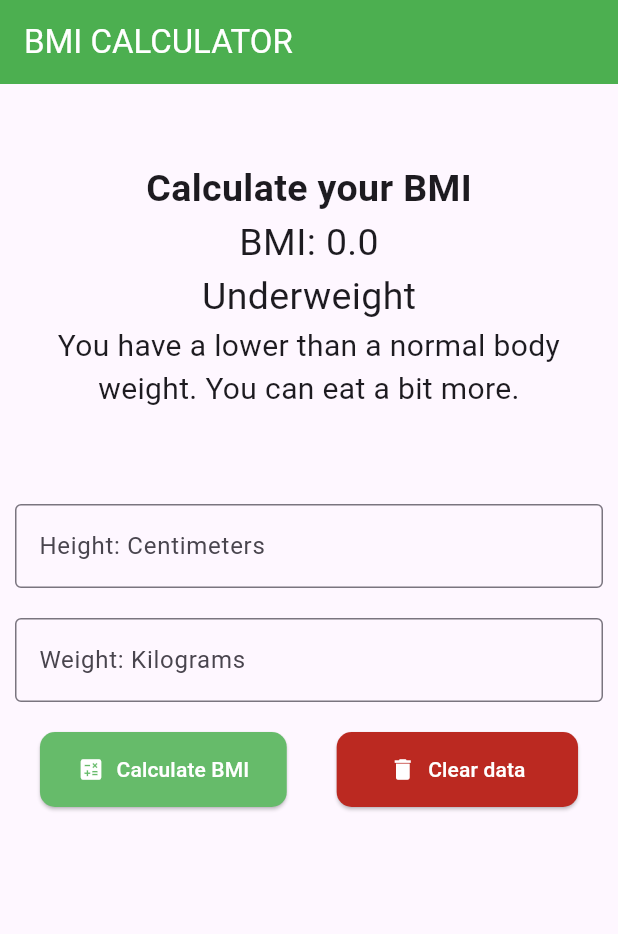
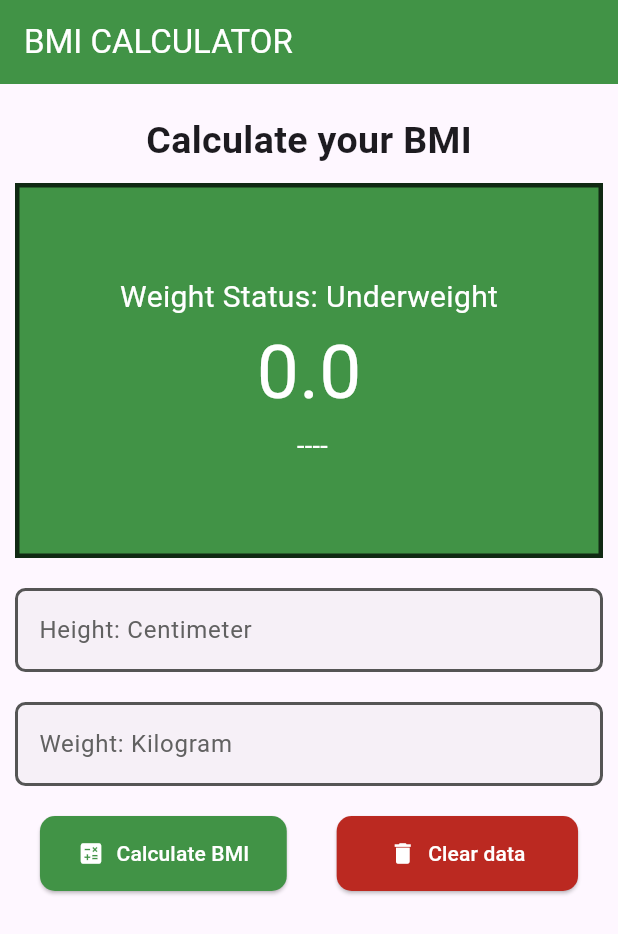
Before and after one commit to jc-lulu/BMI-CALCULATOR, a Flutter app: the screen it shows after launch, on a phone screen of 412 x 824 dp. Shown: the top 934 px of the screen. Run offline on Flutter 3.47's test engine with Material 3 defaults, Android fonts, the phone set to English and light mode, and no system bars; our stand-ins replace shared_preferences; Roboto replaces fonts that are missing (italic).

Commit message:
UI-Modified

```diff
--- a/lib/main.dart
+++ b/lib/main.dart
@@ -11,6 +11,7 @@ class MyApp extends StatelessWidget {
   @override
   Widget build(BuildContext context) {
     return MaterialApp(
+      debugShowCheckedModeBanner: false,
       title: 'BMI Calculator',
       theme: ThemeData(
         colorScheme: ColorScheme.fromSeed(seedColor: Colors.deepPurple),
@@ -34,8 +35,7 @@ class _MyHomePageState extends State<MyHomePage> {
   final TextEditingController _weightController = TextEditingController();
   double bmi = 0.00;
   String weightStatus = "Underweight";
-  String bmiMessage =
-      "You have a lower than a normal body weight. You can eat a bit more.";
+  String bmiMessage = " ---- ";
 
   @override
   void initState() {
@@ -60,7 +60,7 @@ class _MyHomePageState extends State<MyHomePage> {
         bmi = double.parse((weight / (heightM * heightM)).toStringAsFixed(2));
         // Calculate BMI
 
-        if (bmi < 18.5) {
+        if (bmi < 18.5 && bmi != 0) {
           weightStatus = "Underweight";
           bmiMessage =
               "You have a lower than a normal body weight. You can eat a bit more.";
@@ -98,8 +98,7 @@ class _MyHomePageState extends State<MyHomePage> {
     setState(() {
       bmi = prefs.getDouble('bmi') ?? 0.00;
       weightStatus = prefs.getString('weightStatus') ?? "Underweight";
-      bmiMessage = prefs.getString('bmiMessage') ??
-          "You have a lower than a normal body weight. You can eat a bit more.";
+      bmiMessage = prefs.getString('bmiMessage') ?? " ---- ";
 
       ScaffoldMessenger.of(context).showSnackBar(
           const SnackBar(content: Text('Data cleared successfully')));
@@ -111,8 +110,7 @@ class _MyHomePageState extends State<MyHomePage> {
     setState(() {
       bmi = prefs.getDouble('bmi') ?? 0.00;
       weightStatus = prefs.getString('weightStatus') ?? "Underweight";
-      bmiMessage = prefs.getString('bmiMessage') ??
-          "You have a lower than a normal body weight. You can eat a bit more.";
+      bmiMessage = prefs.getString('bmiMessage') ?? " ---- ";
     });
   }
 
@@ -120,41 +118,63 @@ class _MyHomePageState extends State<MyHomePage> {
   Widget build(BuildContext context) {
     return Scaffold(
       appBar: AppBar(
+        // leading: Image.asset('../images/bmi.jpg'),
         title: const Text("BMI CALCULATOR"),
         foregroundColor: Colors.white,
-        backgroundColor: Colors.green[500],
+        backgroundColor: Color.fromARGB(255, 65, 147, 70),
       ),
       body: Center(
         child: Form(
           key: _formKey,
           child: Column(
             children: [
+              const SizedBox(
+                height: 20,
+              ),
+              const Text(
+                "Calculate your BMI",
+                style: TextStyle(fontSize: 25, fontWeight: FontWeight.bold),
+              ),
               Container(
                 height: 250,
                 width: 400,
                 margin: const EdgeInsets.all(10),
                 decoration: const BoxDecoration(
-                    // color: Colors.green,
-                    ),
+                  border: Border(
+                      bottom: BorderSide(
+                          color: Color.fromARGB(255, 16, 41, 19), width: 3),
+                      top: BorderSide(
+                          color: Color.fromARGB(255, 16, 41, 19), width: 3),
+                      left: BorderSide(
+                          color: Color.fromARGB(255, 16, 41, 19), width: 3),
+                      right: BorderSide(
+                          color: Color.fromARGB(255, 16, 41, 19), width: 3)),
+                  color: Color.fromARGB(255, 65, 147, 70),
+                ),
                 child: Column(
                   mainAxisAlignment: MainAxisAlignment.center,
                   children: [
-                    const Text(
-                      "Calculate your BMI",
-                      style:
-                          TextStyle(fontSize: 25, fontWeight: FontWeight.bold),
+                    // const Text(
+                    //   "Result",
+                    //   style: TextStyle(
+                    //       fontSize: 25,
+                    //       fontWeight: FontWeight.bold,
+                    //       color: Colors.white),
+                    // ),
+                    Text(
+                      'Weight Status: $weightStatus',
+                      style: const TextStyle(fontSize: 20, color: Colors.white),
                     ),
                     Text(
-                      'BMI: $bmi',
-                      style: const TextStyle(fontSize: 25),
-                    ),
-                    Text(
-                      weightStatus,
-                      style: const TextStyle(fontSize: 25),
+                      '$bmi',
+                      style: const TextStyle(fontSize: 50, color: Colors.white),
                     ),
                     Text(
                       bmiMessage,
-                      style: const TextStyle(fontSize: 20),
+                      style: const TextStyle(
+                          fontSize: 18,
+                          color: Colors.white,
+                          fontFamily: 'italic'),
                       textAlign: TextAlign.center,
                     ),
                   ],
@@ -182,9 +202,26 @@ class _MyHomePageState extends State<MyHomePage> {
                         return null;
                       },
                       controller: _heightController,
-                      decoration: const InputDecoration(
-                        border: OutlineInputBorder(),
-                        labelText: 'Height: Centimeters',
+                      decoration: InputDecoration(
+                        border: OutlineInputBorder(
+                          borderRadius: BorderRadius.circular(7.0),
+                        ),
+                        enabledBorder: OutlineInputBorder(
+                          borderRadius: BorderRadius.circular(7.0),
+                          borderSide: BorderSide(
+                              color: Color.fromARGB(255, 85, 85, 85),
+                              width: 2.0),
+                        ),
+                        focusedBorder: OutlineInputBorder(
+                          borderRadius: BorderRadius.circular(7.0),
+                          borderSide:
+                              BorderSide(color: Colors.green, width: 2.0),
+                        ),
+                        filled: true,
+                        fillColor: const Color.fromARGB(255, 214, 214, 214)
+                            .withOpacity(0.2),
+                        labelText: 'Height: Centimeter',
+                        labelStyle: TextStyle(color: Colors.grey[700]),
                       ),
                     ),
                     const SizedBox(
@@ -205,9 +242,26 @@ class _MyHomePageState extends State<MyHomePage> {
                         return null;
                       },
                       controller: _weightController,
-                      decoration: const InputDecoration(
-                        border: OutlineInputBorder(),
-                        labelText: 'Weight: Kilograms',
+                      decoration: InputDecoration(
+                        border: OutlineInputBorder(
+                          borderRadius: BorderRadius.circular(7.0),
+                        ),
+                        enabledBorder: OutlineInputBorder(
+                          borderRadius: BorderRadius.circular(7.0),
+                          borderSide: BorderSide(
+                              color: Color.fromARGB(255, 85, 85, 85),
+                              width: 2.0),
+                        ),
+                        focusedBorder: OutlineInputBorder(
+                          borderRadius: BorderRadius.circular(7.0),
+                          borderSide:
+                              BorderSide(color: Colors.green, width: 2.0),
+                        ),
+                        filled: true,
+                        fillColor:
+                            Color.fromARGB(255, 214, 214, 214).withOpacity(0.2),
+                        labelText: 'Weight: Kilogram',
+                        labelStyle: TextStyle(color: Colors.grey[700]),
                       ),
                     ),
                     const SizedBox(
@@ -222,7 +276,7 @@ class _MyHomePageState extends State<MyHomePage> {
                           style: ElevatedButton.styleFrom(
                             shape: RoundedRectangleBorder(
                                 borderRadius: BorderRadius.circular(10.0)),
-                            backgroundColor: Colors.green[400],
+                            backgroundColor: Color.fromARGB(255, 65, 147, 70),
                             foregroundColor: Colors.white,
                             padding: const EdgeInsets.symmetric(
                                 horizontal: 25, vertical: 15),
```
Also changed, not shown: pubspec.yaml (+10 -1 lines).
